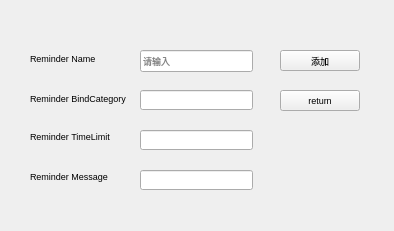
Old version of the form myaddreminder.ui in the repository tianzhengs/QT_23proj.
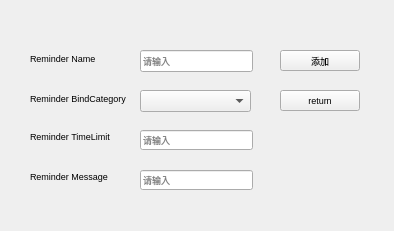
New version of the form.

The edit to the form file:
```diff
--- a/myaddreminder.ui
+++ b/myaddreminder.ui
@@ -132,16 +132,6 @@
     <string>Reminder Message</string>
    </property>
   </widget>
-  <widget class="QLineEdit" name="lineEdit_2">
-   <property name="geometry">
-    <rect>
-     <x>140</x>
-     <y>90</y>
-     <width>113</width>
-     <height>20</height>
-    </rect>
-   </property>
-  </widget>
   <widget class="QLineEdit" name="lineEdit_3">
    <property name="geometry">
     <rect>
@@ -151,6 +141,12 @@
      <height>20</height>
     </rect>
    </property>
+   <property name="autoFillBackground">
+    <bool>false</bool>
+   </property>
+   <property name="placeholderText">
+    <string>请输入</string>
+   </property>
   </widget>
   <widget class="QLineEdit" name="lineEdit_4">
    <property name="geometry">
@@ -159,6 +155,19 @@
      <y>170</y>
      <width>113</width>
      <height>20</height>
+    </rect>
+   </property>
+   <property name="placeholderText">
+    <string>请输入</string>
+   </property>
+  </widget>
+  <widget class="QComboBox" name="comboBox">
+   <property name="geometry">
+    <rect>
+     <x>140</x>
+     <y>90</y>
+     <width>111</width>
+     <height>22</height>
     </rect>
    </property>
   </widget>
```
Left out of the diff: 3 changed lines with no effect on the pictures.
